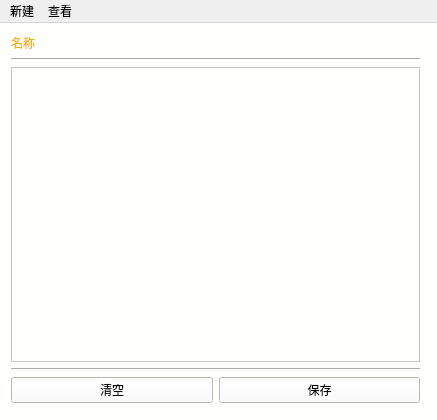
ccy-git/note, file note/mainwindow.ui: the form before one commit.
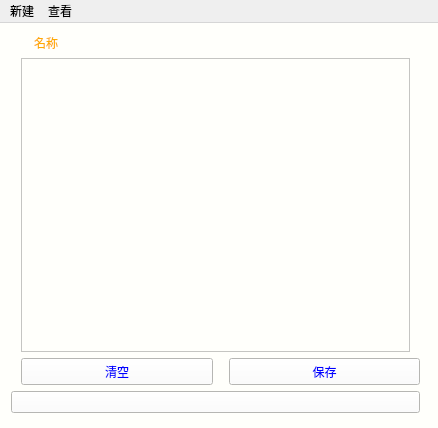
The form after the commit.

Diff of the .ui file:
```diff
--- a/note/mainwindow.ui
+++ b/note/mainwindow.ui
@@ -6,8 +6,8 @@
    <rect>
     <x>0</x>
     <y>0</y>
-    <width>437</width>
-    <height>420</height>
+    <width>438</width>
+    <height>428</height>
    </rect>
   </property>
   <property name="windowTitle">
@@ -26,7 +26,7 @@
       <x>0</x>
       <y>0</y>
       <width>431</width>
-      <height>391</height>
+      <height>401</height>
      </rect>
     </property>
     <layout class="QVBoxLayout" name="verticalLayout">
@@ -35,6 +35,9 @@
        <property name="styleSheet">
         <string notr="true">font: 16pt &quot;黑体&quot;;
 color:rgb(255, 170, 0);
+text-alion:center;
+margin-left:20%;
+margin-right:20%;
 </string>
        </property>
        <property name="text">
@@ -42,13 +45,6 @@
        </property>
       </widget>
      </item>
-     <item>
-      <widget class="Line" name="line">
-       <property name="orientation">
-        <enum>Qt::Horizontal</enum>
-       </property>
-      </widget>
-     </item>
      <item>
       <widget class="QTextEdit" name="textEdit">
        <property name="font">
@@ -66,6 +62,8 @@
        <property name="styleSheet">
         <string notr="true">QTextEdit{
 	font: 12pt &quot;楷体&quot;;
+	margin-left:10%;
+	margin-right:10%;
 }</string>
        </property>
        <property name="html">
@@ -77,19 +75,16 @@
        </property>
       </widget>
      </item>
-     <item>
-      <widget class="Line" name="line_2">
-       <property name="orientation">
-        <enum>Qt::Horizontal</enum>
-       </property>
-      </widget>
-     </item>
      <item>
       <layout class="QHBoxLayout" name="horizontalLayout">
        <item>
         <widget class="QPushButton" name="deleteText">
          <property name="styleSheet">
-          <string notr="true">font: 12pt &quot;楷体&quot;;
+          <string notr="true">font: 12pt &quot;宋体&quot;;
+margin-left:10px;
+height:25px;
+color:blue;
+
 
 </string>
          </property>
@@ -101,7 +96,11 @@
        <item>
         <widget class="QPushButton" name="save">
          <property name="styleSheet">
-          <string notr="true">font: 12pt &quot;楷体&quot;;
+          <string notr="true">font: 12pt &quot;宋体&quot;;
+margin-left:10px;
+height:25px;
+color:blue;
+
 
 </string>
          </property>
@@ -112,6 +111,25 @@
        </item>
       </layout>
      </item>
+     <item>
+      <widget class="QPushButton" name="showWindows">
+       <property name="enabled">
+        <bool>true</bool>
+       </property>
+       <property name="minimumSize">
+        <size>
+         <width>0</width>
+         <height>10</height>
+        </size>
+       </property>
+       <property name="styleSheet">
+        <string notr="true"/>
+       </property>
+       <property name="text">
+        <string/>
+       </property>
+      </widget>
+     </item>
     </layout>
    </widget>
   </widget>
@@ -120,7 +138,7 @@
     <rect>
      <x>0</x>
      <y>0</y>
-     <width>437</width>
+     <width>438</width>
      <height>23</height>
     </rect>
    </property>
```
Left out of the diff: 9 changed lines with no effect on the pictures.
